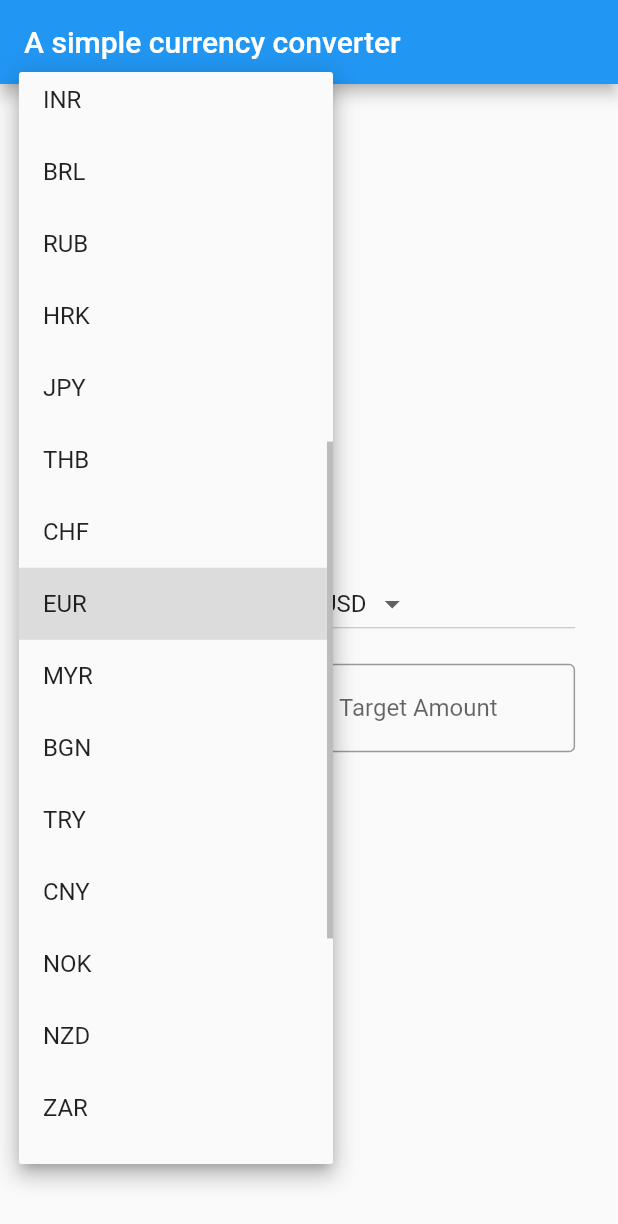
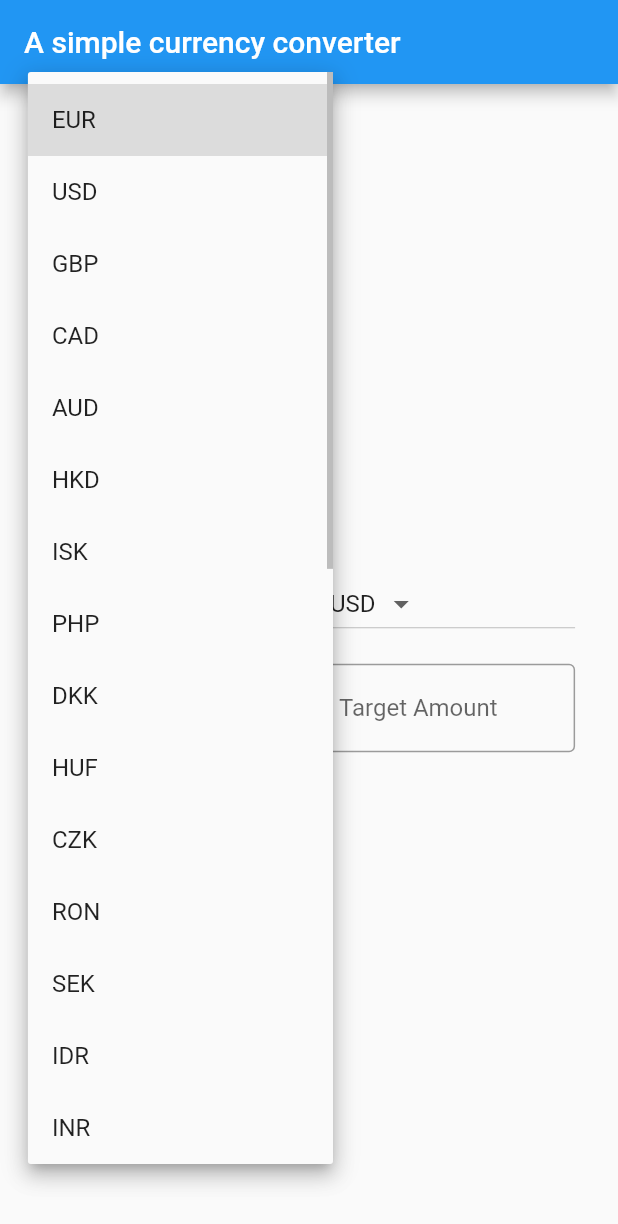
Before and after one commit to Namron-S/currency_converter_remote, a Flutter app: the screen it shows after launch, after a tap on "EUR", on a phone screen of 412 x 824 dp. Shown: the top 1224 px of the screen. Run offline on Flutter 3.47's test engine with Material 2 defaults, Android fonts, the phone set to English and light mode, and no system bars.

Commit message:
ui polishing: margin

```diff
--- a/lib/main.dart
+++ b/lib/main.dart
@@ -94,14 +94,16 @@
           defaultColumnWidth: FractionColumnWidth(0.45),
           children: <TableRow>[
             TableRow(children: <Widget>[
-              Padding(
-                padding: const EdgeInsets.all(8.0),
+              Container(
+                // color: Colors.blue,
+                margin: EdgeInsets.all(8.0),
+                padding: EdgeInsets.only(left: 6),
                 child: DropdownButton<String>(
                   value: baseCurrencyName,
                   items: listCurNames.map((String curName) {
                     return new DropdownMenuItem<String>(
                       value: curName,
-                      child: new Text(curName),
+                      child: createCurrListTile(curName),
                     );
                   }).toList(),
                   onChanged: (String newCurName) {
@@ -112,14 +114,16 @@
                   },
                 ),
               ),
-              Padding(
-                padding: const EdgeInsets.all(8.0),
+              Container(
+                // color: Colors.blue,
+                margin: EdgeInsets.all(8.0),
+                padding: EdgeInsets.only(left: 6),
                 child: DropdownButton<String>(
                   value: targetCurrencyName,
                   items: listCurNames.map((String curName) {
-                    return new DropdownMenuItem<String>(
+                    return DropdownMenuItem<String>(
                       value: curName,
-                      child: new Text(curName),
+                      child: createCurrListTile(curName),
                     );
                   }).toList(),
                   onChanged: (String newCurName) {
@@ -160,15 +164,29 @@
     );
   }
 
+  Widget createCurrListTile(String currName) {
+    return Text(currName);
+    // Container(
+    //   child: ListTile(
+    //     title: Text(currName),
+    //     trailing: Text('FooBar'),
+    //     leading: Icon(Icons.euro_symbol),
+    //   ),
+    // );
+  }
+
   final List<String> listCurNames = [
+    "EUR",
+    "USD",
+    "GBP",
     "CAD",
+    "AUD",
     "HKD",
     "ISK",
     "PHP",
     "DKK",
     "HUF",
     "CZK",
-    "GBP",
     "RON",
     "SEK",
     "IDR",
@@ -179,7 +197,6 @@
     "JPY",
     "THB",
     "CHF",
-    "EUR",
     "MYR",
     "BGN",
     "TRY",
@@ -187,10 +204,8 @@
     "NOK",
     "NZD",
     "ZAR",
-    "USD",
     "MXN",
     "SGD",
-    "AUD",
     "ILS",
     "KRW",
     "PLN",
```
